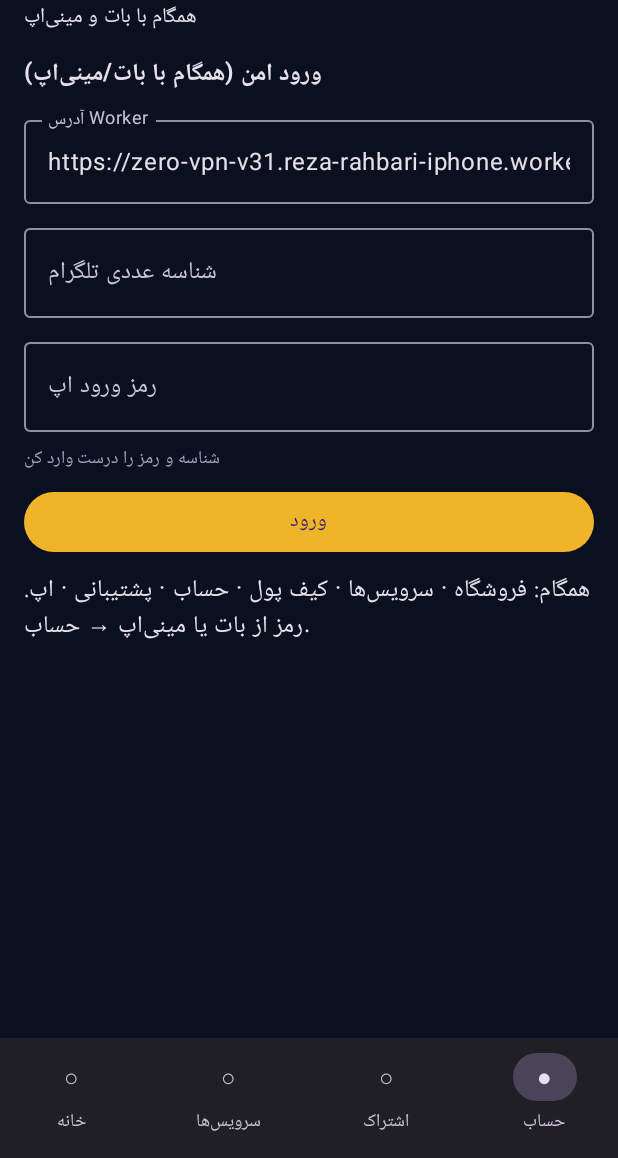
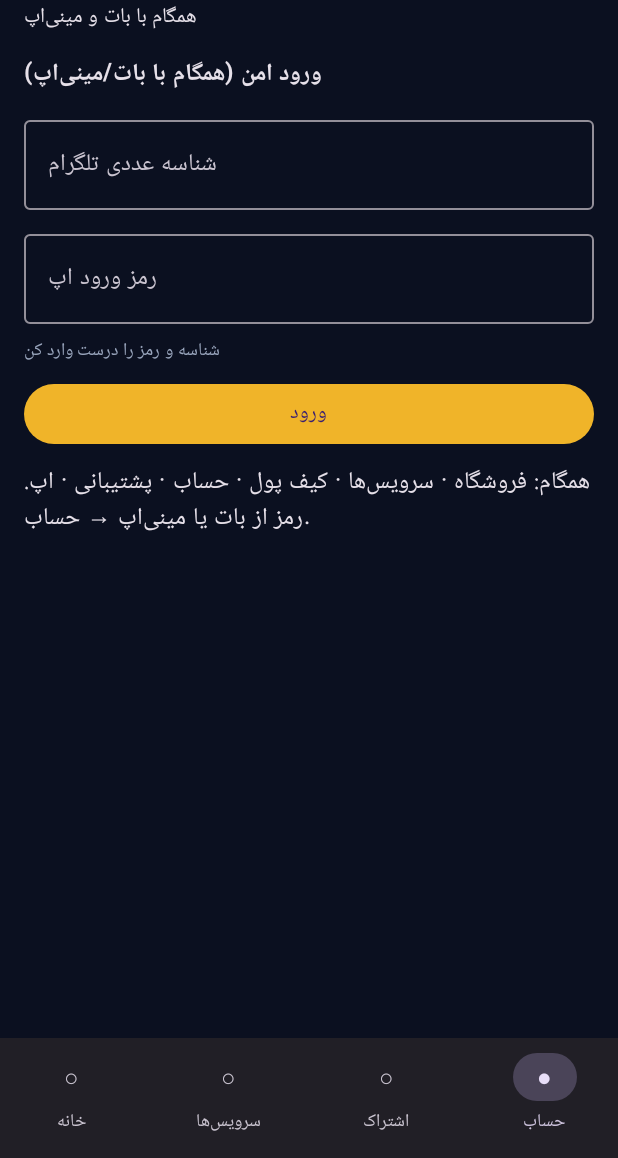
Before and after one commit to 021ZERO/ZEROPiNG, an Android app built with Jetpack Compose: the screen it shows after launch (MainActivity), after a tap on "ورود", on a phone screen of 412 x 824 dp, the part 78-1236 px from its top. Run offline under Robolectric (Android 15) with nearby library versions, the phone set to English and light mode, and no system bars; 1 other tap on this screen came first.

Commit message:
fix: v0.6.2 hardcode Worker URL, remove from login form

```diff
--- a/app/src/main/java/com/zeroping/app/MainActivity.kt
+++ b/app/src/main/java/com/zeroping/app/MainActivity.kt
@@ -90,16 +90,14 @@ fun ZeroPingDemoApp() {
     var connecting by remember { mutableStateOf(false) }
     var statusNote by remember { mutableStateOf("آماده · ورود با شناسه + رمز") }
     var subUrl by remember { mutableStateOf("") }
-    var workerBase by remember {
-        mutableStateOf("https://zero-vpn-v31.reza-rahbari-iphone.workers.dev")
-    }
+    val workerBase = "https://zero-vpn-v31.reza-rahbari-iphone.workers.dev"
     var userId by remember { mutableStateOf("") }
     var password by remember { mutableStateOf("") }
     var loggedIn by remember { mutableStateOf(false) }
     var accountName by remember { mutableStateOf("") }
     var balanceText by remember { mutableStateOf("—") }
     var authBusy by remember { mutableStateOf(false) }
-    var authMsg by remember { mutableStateOf("رمز را از بات → حساب کاربری تنظیم کن") }
+    var authMsg by remember { mutableStateOf("رمز را از بات → حساب کاربری دوباره تنظیم کن") }
     var log by remember { mutableStateOf("Session started") }
 
     fun appendLog(msg: String) {
@@ -211,13 +209,12 @@ fun ZeroPingDemoApp() {
                 else -> {
                     Column(Modifier.verticalScroll(rememberScrollState()), verticalArrangement = Arrangement.spacedBy(8.dp)) {
                         Text("ورود امن (همگام با بات/مینی‌اپ)", fontWeight = FontWeight.Bold)
-                        OutlinedTextField(value = workerBase, onValueChange = { workerBase = it }, label = { Text("آدرس Worker") }, modifier = Modifier.fillMaxWidth(), singleLine = true)
                         OutlinedTextField(value = userId, onValueChange = { userId = it.filter { ch -> ch.isDigit() } }, label = { Text("شناسه عددی تلگرام") }, modifier = Modifier.fillMaxWidth(), singleLine = true, keyboardOptions = KeyboardOptions(keyboardType = KeyboardType.Number))
                         OutlinedTextField(value = password, onValueChange = { password = it }, label = { Text("رمز ورود اپ") }, modifier = Modifier.fillMaxWidth(), singleLine = true, visualTransformation = PasswordVisualTransformation(), keyboardOptions = KeyboardOptions(keyboardType = KeyboardType.Password))
                         Text(authMsg, style = MaterialTheme.typography.bodySmall, color = Color(0xFF9AA6BD))
                         Button(onClick = {
                             if (authBusy) return@Button
-                            val uid = userId.trim(); val pass = password; val base = workerBase.trim().trimEnd('/')
+                            val uid = userId.trim(); val pass = password; val base = workerBase
                             if (uid.length < 5 || pass.length < 4) { authMsg = "شناسه و رمز را درست وارد کن"; return@Button }
                             authBusy = true; authMsg = "در حال بررسی…"
                             scope.launch {
```
